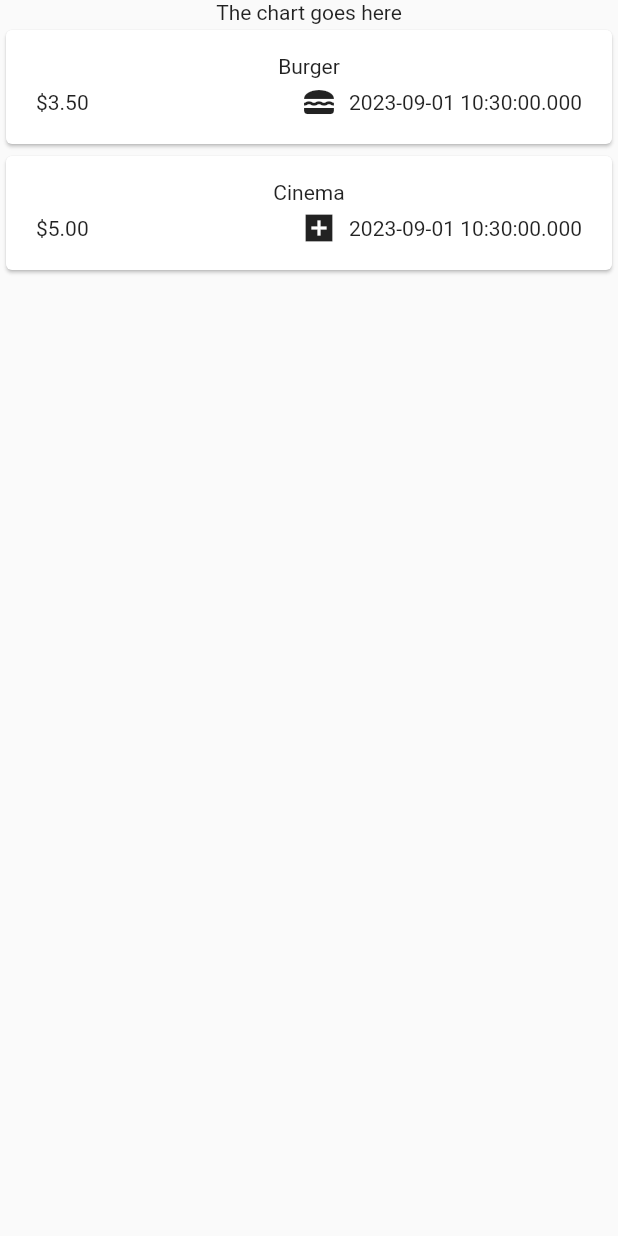
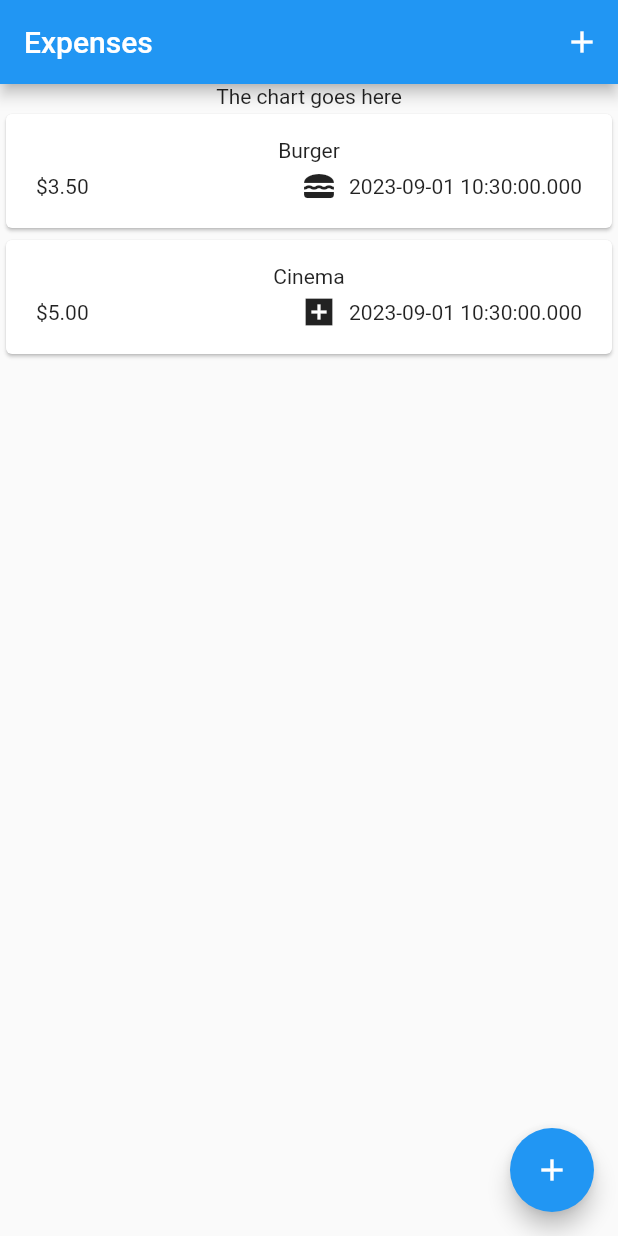
Before and after one commit to AntonDeda1/expenses, a Flutter app: the screen it shows after launch, on a phone screen of 412 x 824 dp. Run offline on Flutter 3.47's test engine with Material 2 defaults, Android fonts, the phone set to English and light mode, and no system bars.

Commit message:
Modal design finish

```diff
--- a/lib/expenses.dart
+++ b/lib/expenses.dart
@@ -1,5 +1,6 @@
 import 'package:expenses/widgets/expenses_list/expenses_list.dart';
 import 'package:expenses/models/expense.dart';
+import 'package:expenses/widgets/new_expense.dart';
 import 'package:flutter/material.dart';
 
 class Expenses extends StatefulWidget {
@@ -11,14 +12,31 @@ class Expenses extends StatefulWidget {
 
 class _ExpensesState extends State<Expenses> {
   final List<Expense> _registeredExpenses = [
-    Expense(title: "Burger", amount: 3.5, date: DateTime.now(), category: Category.food),
-    Expense(title: "Cinema", amount: 5, date: DateTime.now(), category: Category.others)
+    Expense(
+        title: "Burger",
+        amount: 3.5,
+        date: DateTime.now(),
+        category: Category.food),
+    Expense(
+        title: "Cinema",
+        amount: 5,
+        date: DateTime.now(),
+        category: Category.others)
+  ];
 
-  ];
+  void _openAddExpenseOverlay(){
+    showModalBottomSheet(context: context, builder: ((context) => const NewExpense()));
+  }
 
   @override
   Widget build(BuildContext context) {
     return Scaffold(
+      floatingActionButton: FloatingActionButton(
+        child: const Icon(Icons.add),
+        onPressed: _openAddExpenseOverlay),
+      appBar: AppBar(
+          title: Text("Expenses"),
+          actions: [IconButton(onPressed: _openAddExpenseOverlay, icon: const Icon(Icons.add))]),
       body: Column(children: [
         const Text("The chart goes here"),
         Expanded(child: ExpensesList(expenses: _registeredExpenses))
--- a/lib/main.dart
+++ b/lib/main.dart
@@ -3,6 +3,7 @@ import 'package:expenses/expenses.dart';
 
 void main() {
   runApp(MaterialApp(
+    debugShowCheckedModeBanner: false,
     home: Expenses(),
   ));
 }
```
Also changed, not shown: lib/widgets/new_expense.dart (added, +117 -0 lines).
